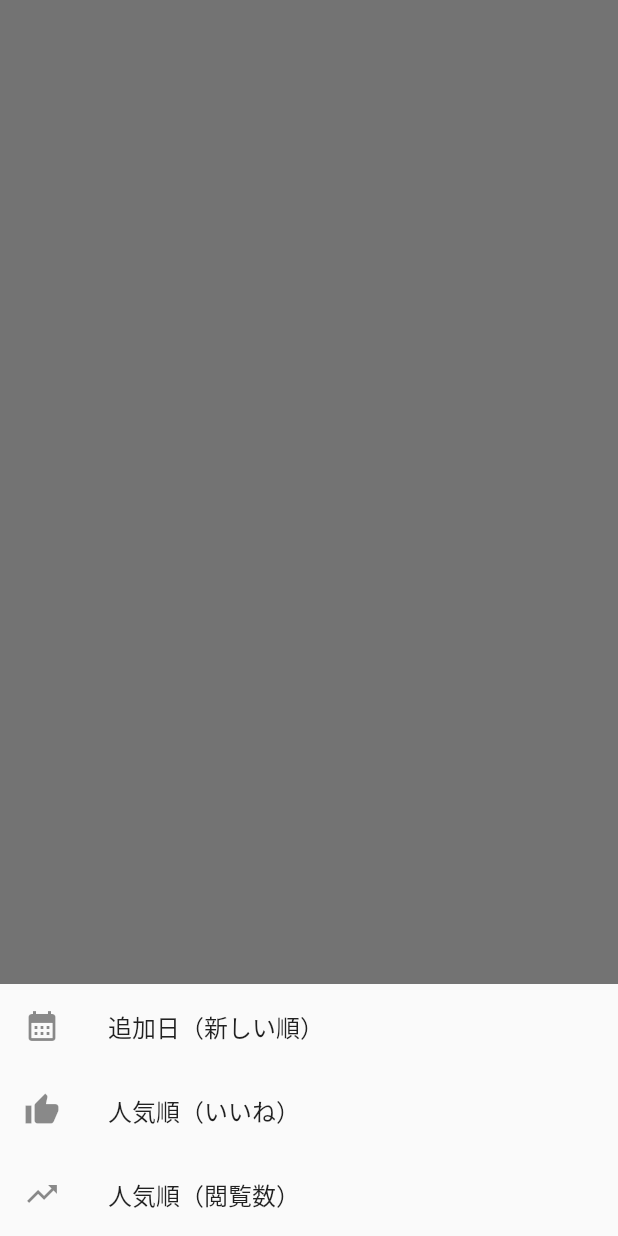
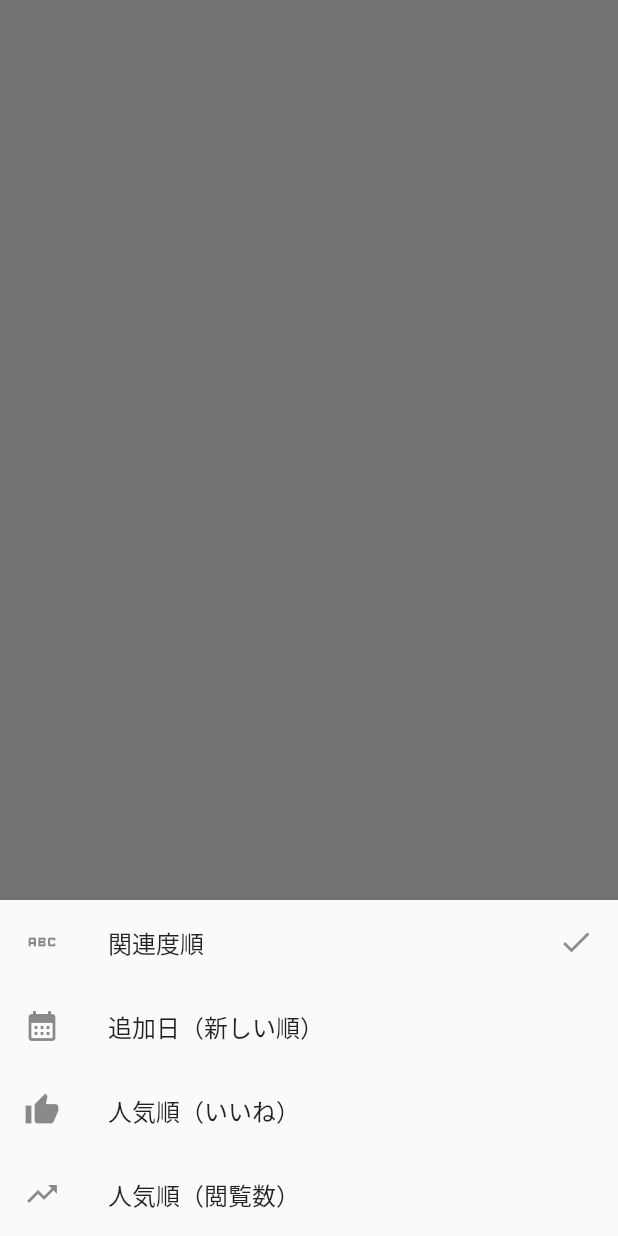
Before and after one commit to yorifuji/buzz_recipe_viewer, a Flutter app: what openBottomSheet() shows on an empty page, opened directly with empty values, on a phone screen of 412 x 824 dp. Run offline on Flutter 3.47's test engine with Material 2 defaults, Android fonts, the phone set to English and light mode, and no system bars; our stand-ins replace flutter_dotenv, flutter_hooks, freezed_annotation, hooks_riverpod; missing offline and left inert: algolia.

Commit message:
feat: relavance sort type

```diff
--- a/lib/view/search_hit_view.dart
+++ b/lib/view/search_hit_view.dart
@@ -326,6 +326,11 @@ class SearchHitWidget extends HookConsumerWidget {
 }
 
 enum SortListTile {
+  relevance(
+    '関連度順',
+    Icon(Icons.abc),
+    SortIndex.relevance,
+  ),
   timestamp(
     '追加日（新しい順）',
     Icon(Icons.calendar_month),
@@ -364,7 +369,9 @@ openBottomSheet(
                 (e) => ListTile(
                   leading: e.icon,
                   title: Text(e.title),
-                  trailing: e == sortType ? const Icon(Icons.check) : null,
+                  trailing: e.sortType.indexName == sortType.indexName
+                      ? const Icon(Icons.check)
+                      : null,
                   onTap: () => onTap(e.sortType),
                 ),
               )
--- a/lib/viewmodel/search_hits_view_model.dart
+++ b/lib/viewmodel/search_hits_view_model.dart
@@ -12,6 +12,7 @@ final searchHitsProvider =
 });
 
 enum SortIndex {
+  relevance('recipe'),
   timestamp('recipe_published_timestamp_desc'),
   likes('recipe_likes_desc'),
   views('recipe_views_desc');
```
